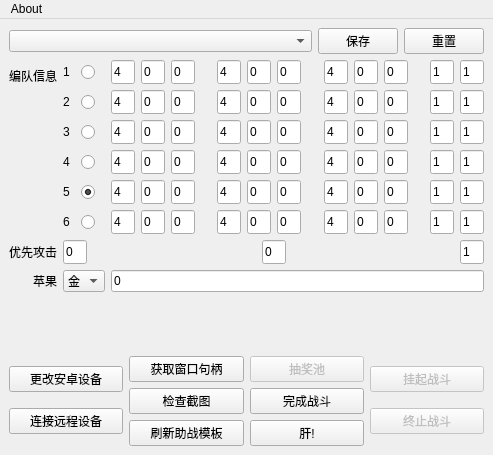
Old version of the form ui/fgoMainWindow.ui in the repository hgjazhgj/FGO-py.
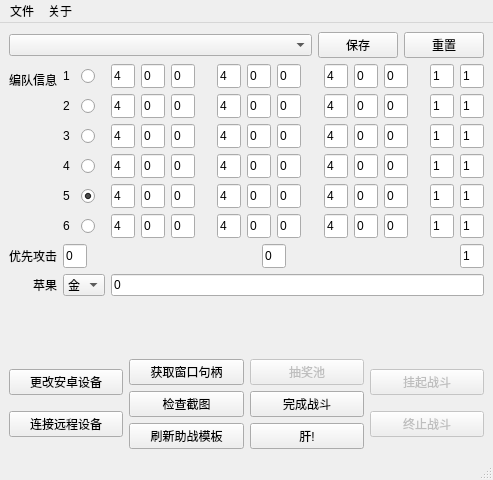
New version of the form.

```diff
--- a/ui/fgoMainWindow.ui
+++ b/ui/fgoMainWindow.ui
@@ -8,7 +8,7 @@
     <x>0</x>
     <y>0</y>
     <width>493</width>
-    <height>455</height>
+    <height>480</height>
    </rect>
   </property>
   <property name="windowTitle">
@@ -2533,13 +2533,21 @@
    </property>
    <widget class="QMenu" name="MENU_ABOUT">
     <property name="title">
-     <string>About</string>
+     <string>关于</string>
     </property>
     <addaction name="MENU_ABOUT_UNDEFINED"/>
    </widget>
+   <widget class="QMenu" name="MENU_FILE">
+    <property name="title">
+     <string>文件</string>
+    </property>
+    <addaction name="MENU_FILE_EXPLORER"/>
+   </widget>
+   <addaction name="MENU_FILE"/>
    <addaction name="MENU_ABOUT"/>
   </widget>
-  <action name="MENU_ABOUT_UNDEFINED">
+  <widget class="QStatusBar" name="statusBar"/>
+  <action name="MENU_ABOUT_ABOUT">
    <property name="text">
     <string>我还没想好这里应该写点啥</string>
    </property>
```
Left out of the diff: 310 changed lines with no effect on the pictures.
